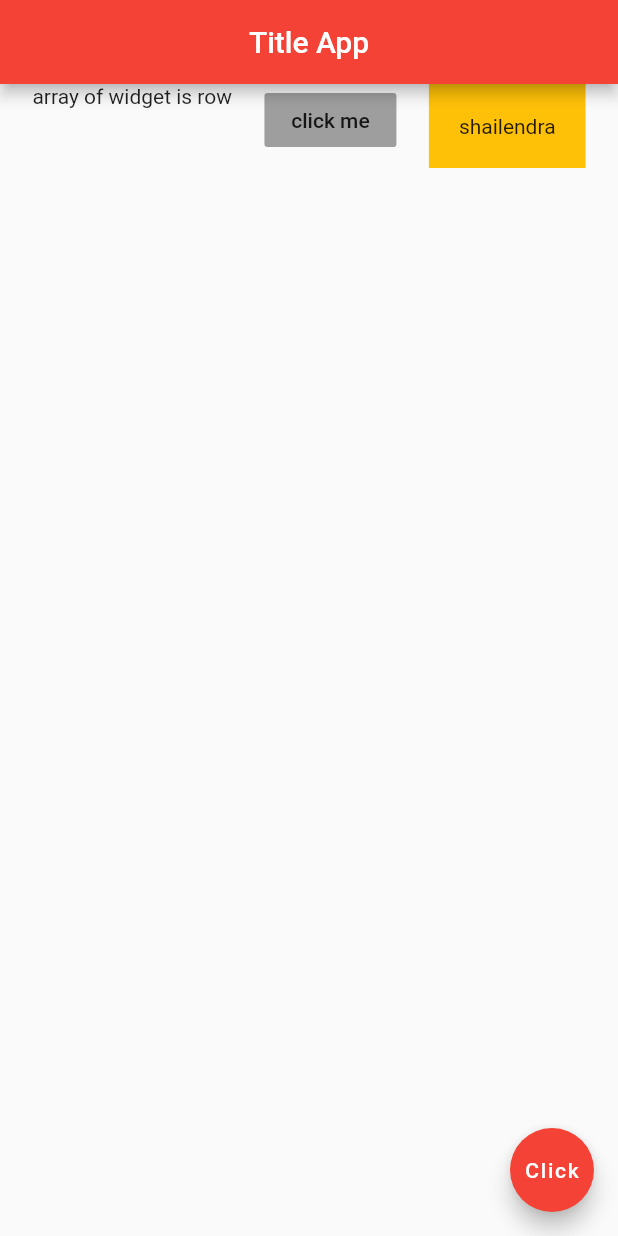
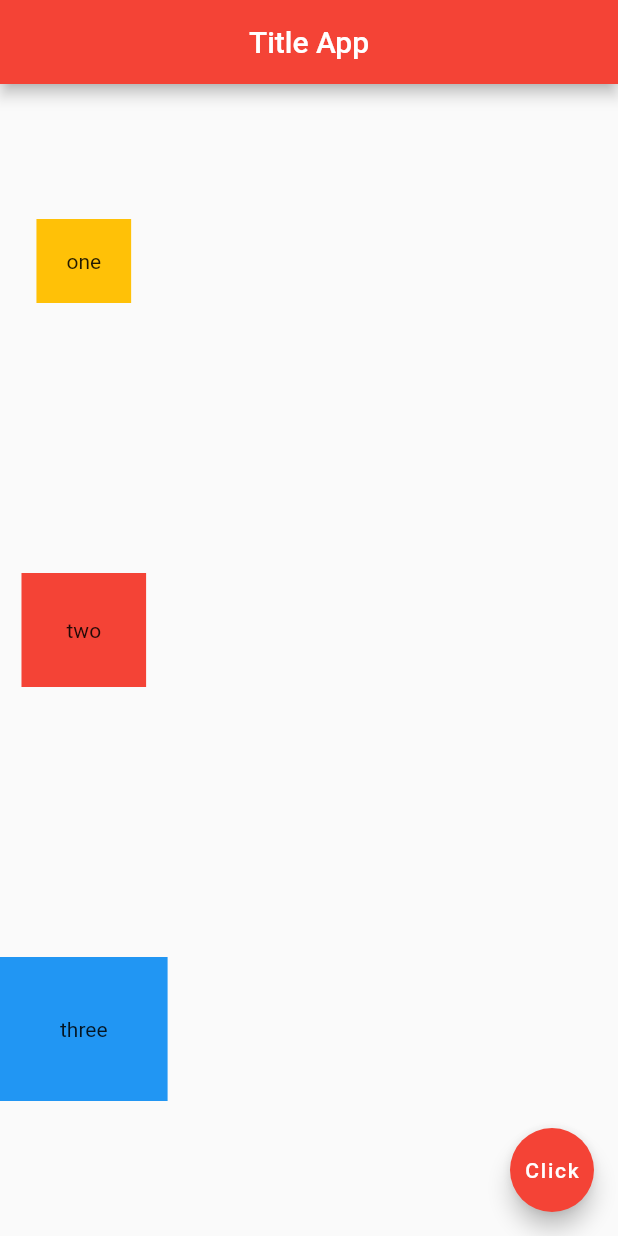
Before and after one commit to shailuhari04/FlutterFirstApp, a Flutter app: the screen it shows after launch, on a phone screen of 412 x 824 dp. Run offline on Flutter 3.47's test engine with Material 2 defaults, Android fonts, the phone set to English and light mode, and no system bars.

Commit message:
Use Of Column which contains array of widget  Alignment Horizontally use CrossAxisAlignment  Alignment Vertically use MainAxisAlignment  (opposite to Row Alignment)

```diff
--- a/lib/main.dart
+++ b/lib/main.dart
@@ -16,22 +16,24 @@ class TestStateLessWidget extends StatelessWidget {
         centerTitle: true,
         backgroundColor: Colors.red[500],
       ),
-      body: Row(
-        mainAxisAlignment: MainAxisAlignment.spaceEvenly,
-        crossAxisAlignment: CrossAxisAlignment.start,
+      body: Column(
+        mainAxisAlignment: MainAxisAlignment.spaceAround,
+        crossAxisAlignment: CrossAxisAlignment.center ,
         children: <Widget>[
-          Text("array of widget is row"),
-          FlatButton(
-            onPressed: (){},
-            color: Colors.grey,
-            child: Text('click me'),
+          Container(
+            padding: EdgeInsets.all(20.0),
+            color: Colors.amber,
+            child: Text('one'),
           ),
           Container(
-            color: Colors.amber,
-            padding: EdgeInsets.all(20.0),
-             child: Text(
-               'shailendra'
-             ),
+            padding: EdgeInsets.all(30.0),
+            color: Colors.red,
+            child: Text('two'),
+          ),
+          Container(
+            padding: EdgeInsets.all(40.0),
+            color: Colors.blue,
+            child: Text('three'),
           )
         ],
       ),
```
